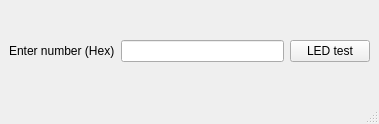
This is qt/led_test/mainwindow.ui in HosseinBeheshti/UlteraZed7EV as Qt 5 draws it before an edit. The edited form follows.
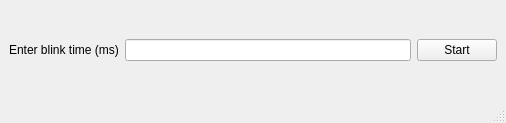
This is the edited form.

What changed in the file:
```diff
--- a/qt/led_test/mainwindow.ui
+++ b/qt/led_test/mainwindow.ui
@@ -6,8 +6,8 @@
    <rect>
     <x>0</x>
     <y>0</y>
-    <width>379</width>
-    <height>124</height>
+    <width>506</width>
+    <height>123</height>
    </rect>
   </property>
   <property name="windowTitle">
@@ -22,7 +22,7 @@
         <item>
          <widget class="QLabel" name="label">
           <property name="text">
-           <string>Enter number (Hex)</string>
+           <string>Enter blink time (ms)</string>
           </property>
          </widget>
         </item>
@@ -36,7 +36,7 @@
         <item>
          <widget class="QPushButton" name="LEDTestButton">
           <property name="text">
-           <string>LED test</string>
+           <string>Start</string>
           </property>
          </widget>
         </item>
```
Left out of the diff: 6 changed lines with no effect on the pictures.
